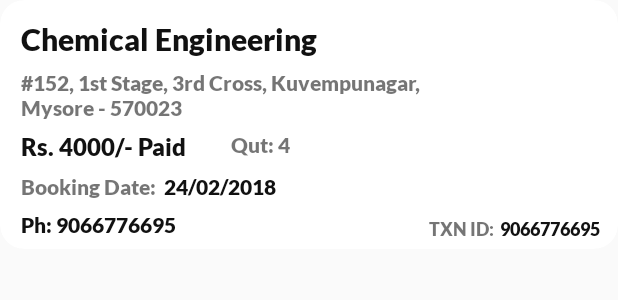
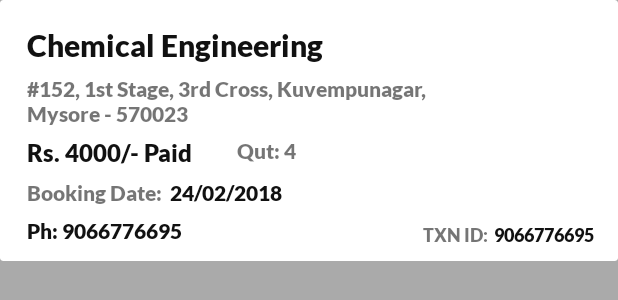
Before and after one commit to larkentech/IMMC2_Admin, an Android app: the layout single_order.xml on its own in the app's theme, with its tools: preview values and no code run, on a phone screen of 412 x 824 dp. Shown: the top 300 px of the screen. Run offline under Robolectric (Android 15) with nearby library versions, the phone set to English and light mode, and no system bars.

Commit message:
changed some design

```diff
--- a/app/src/main/java/com/larkentech/immc2_admin/MainActivity.java
+++ b/app/src/main/java/com/larkentech/immc2_admin/MainActivity.java
@@ -107,6 +107,7 @@ public class MainActivity extends AppCompatActivity {
                 openFeedback();
             }
         });
+
         signout.setOnClickListener(new View.OnClickListener() {
             @RequiresApi(api = Build.VERSION_CODES.N)
             @Override
@@ -148,5 +149,4 @@ public class MainActivity extends AppCompatActivity {
         intent.putExtra("Category","Feedback");
         startActivity(intent);
     }
-
 }
--- a/app/src/main/java/com/larkentech/immc2_admin/OrderAdapter.java
+++ b/app/src/main/java/com/larkentech/immc2_admin/OrderAdapter.java
@@ -58,7 +58,7 @@ public class OrderAdapter extends ArrayAdapter<OrderModal> {
 
         BookName.setText(orderModal.getBookName());
         Address.setText(orderModal.getAddress());
-        FinalPrice.setText("Rs." + orderModal.getFinalPrice() + "/- Paid");
+        FinalPrice.setText(orderModal.getFinalPrice() + "/- Paid");
         ItemsCount.setText("Qty: " + orderModal.getItemsCount());
         PhoneNumber.setText("Ph: "+ orderModal.getPhoneNumber());
         OrderDate.setText(orderModal.getOrderDate());
--- a/app/src/main/res/layout/single_order.xml
+++ b/app/src/main/res/layout/single_order.xml
@@ -2,23 +2,25 @@
     xmlns:app="http://schemas.android.com/apk/res-auto"
     android:layout_width="match_parent"
     android:layout_height="match_parent"
-    android:orientation="vertical">
+    android:orientation="vertical"
+    android:background="@android:color/darker_gray">
+
 
     <androidx.cardview.widget.CardView
         android:layout_width="match_parent"
         android:layout_height="wrap_content"
-        android:layout_marginBottom="8dp"
         android:id="@+id/orderCard"
         app:cardBackgroundColor="@android:color/white"
-        app:cardCornerRadius="16dp"
-        app:cardElevation="0dp">
+        app:cardElevation="0dp"
+        android:layout_marginBottom="1dp">
 
 
         <RelativeLayout
             android:layout_width="match_parent"
             android:layout_height="wrap_content"
-            android:layout_margin="6sp">
-                <TextView
+            android:layout_margin="10dp">
+
+        <TextView
                     android:id="@+id/bookName"
                     android:layout_width="wrap_content"
                     android:layout_height="wrap_content"
--- a/build.gradle
+++ b/build.gradle
@@ -7,7 +7,7 @@ buildscript {
 
     }
     dependencies {
-        classpath 'com.android.tools.build:gradle:3.6.0'
+        classpath 'com.android.tools.build:gradle:3.6.1'
         classpath 'com.google.gms:google-services:4.2.0'
 
         // NOTE: Do not place your application dependencies here; they belong
```
Also changed, not shown: app/src/main/res/layout/single_feedback.xml (+11 -12 lines).
